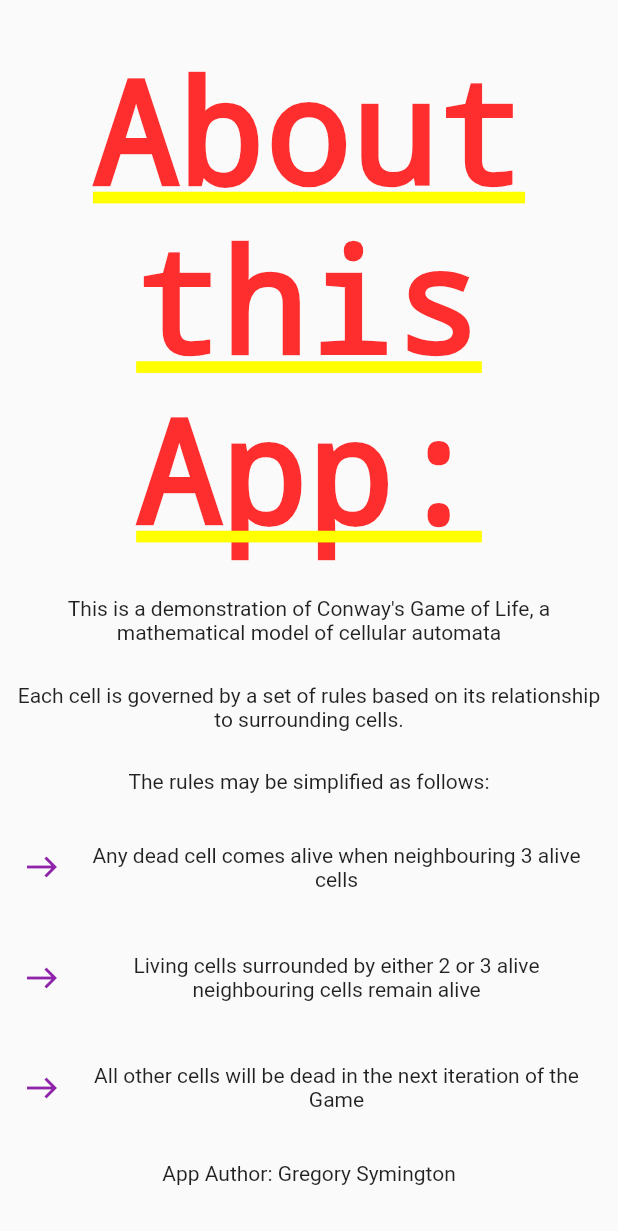
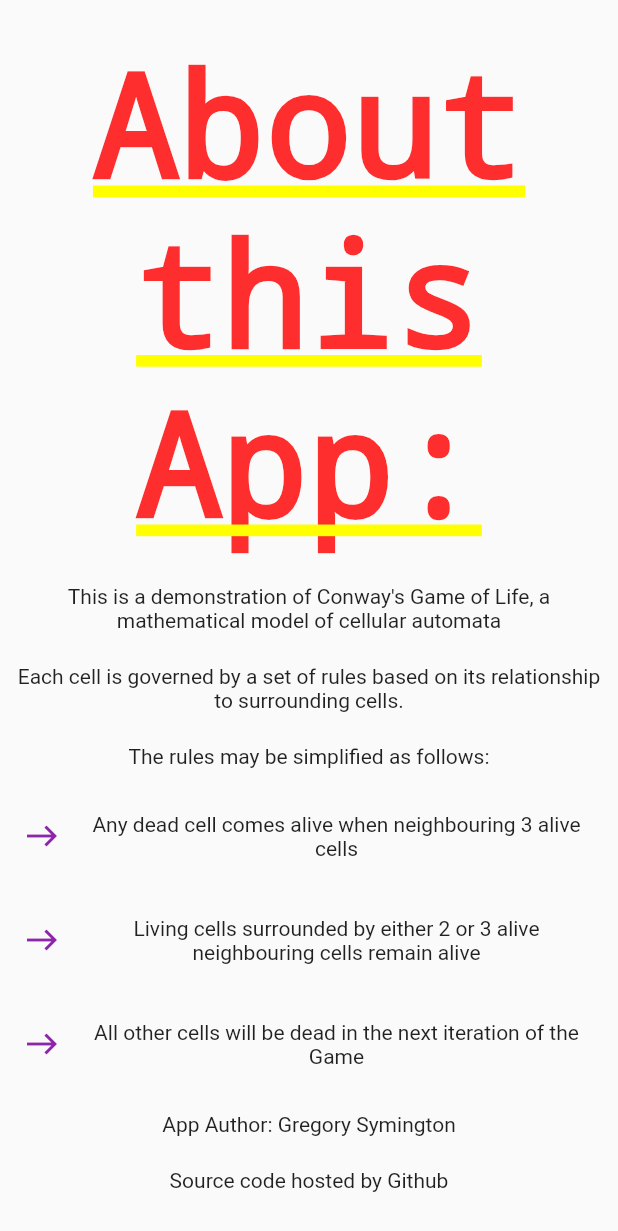
Before and after one commit to GregSym/conway_game_of_life, a Flutter app: the AboutThisApp screen opened directly, on a phone screen of 412 x 824 dp. Shown: the top 1231 px of the screen. Run offline on Flutter 3.47's test engine with Material 2 defaults, Android fonts, the phone set to English and light mode, and no system bars; missing offline and left inert: color_parser; statements that could not run were skipped.

Commit message:
added source code link to about app section

```diff
--- /dev/null
+++ b/lib/src/constants/hyperlinks.dart
@@ -0,0 +1,7 @@
+class HyperLinks {
+  const HyperLinks();
+
+  String get sourceCode => "https://github.com/GregSym/conway_game_of_life";
+}
+
+const HyperLinks hyperLinks = HyperLinks();
--- a/lib/src/screens/about_this_app.dart
+++ b/lib/src/screens/about_this_app.dart
@@ -1,4 +1,7 @@
+import 'package:conway_game_of_life/src/constants/color_constants.dart';
+import 'package:conway_game_of_life/src/constants/hyperlinks.dart';
 import 'package:flutter/material.dart';
+import 'package:url_launcher/url_launcher.dart'; //thanks flutter.dev!
 
 class AboutThisApp extends StatelessWidget {
   /*
@@ -46,6 +49,12 @@ class AboutThisApp extends StatelessWidget {
                 "App Author: Gregory Symington",
                 textAlign: TextAlign.center,
               ),
+              GestureDetector(
+                  onTap: () => launch(hyperLinks.sourceCode),
+                  child: Text(
+                    "Source code hosted by Github",
+                    style: TextStyle(color: colourConstants.hRefColor),
+                  ))
             ],
           ),
         ),
--- a/pubspec.yaml
+++ b/pubspec.yaml
@@ -28,6 +28,7 @@ dependencies:
   # The following adds the Cupertino Icons font to your application.
   # Use with the CupertinoIcons class for iOS style icons.
   cupertino_icons: ^1.0.2
+  url_launcher: ^6.0.4 # for href
   color_parser: ^0.0.3 # gets string type names from Color obj
   provider:
 
```
Also changed, not shown: pubspec.lock.
